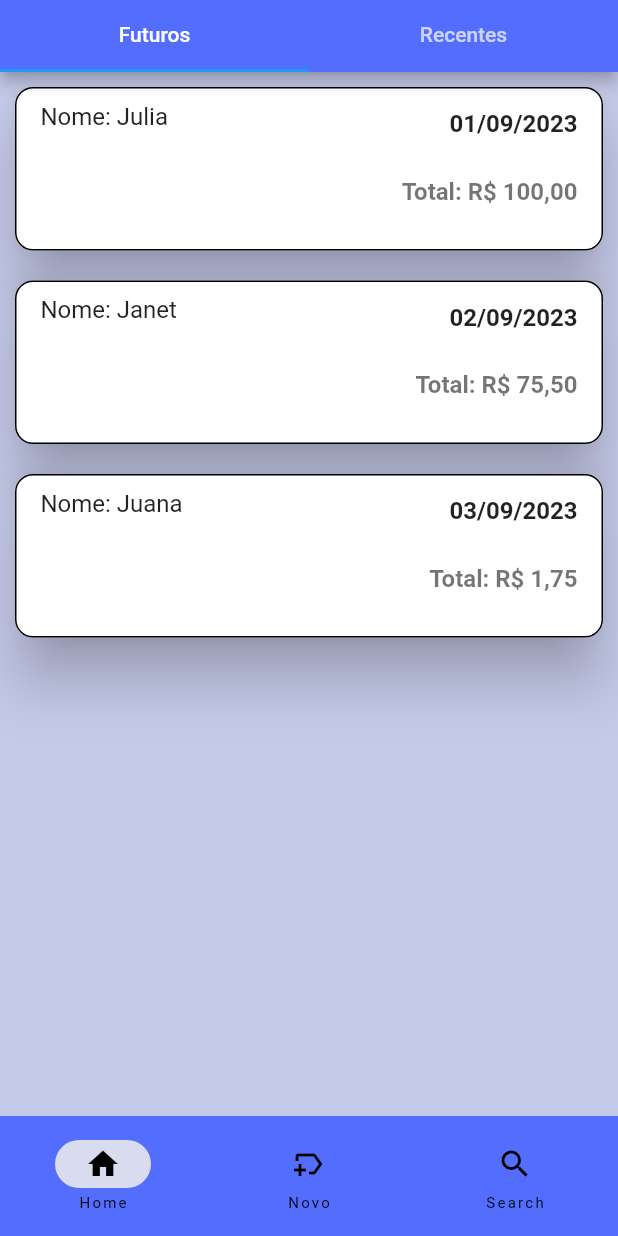
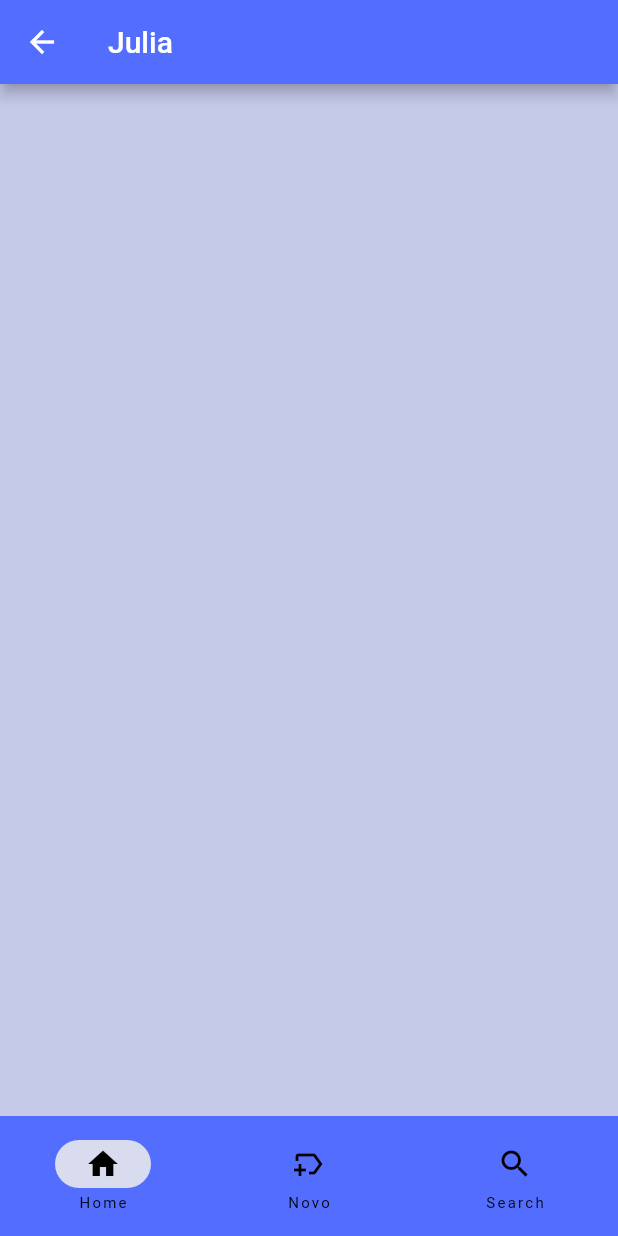
Before and after one commit to Fernanda-Oli/controle-prazo, a Flutter app: the screen it shows after launch, after a tap on an icon or button, on a phone screen of 412 x 824 dp. Run offline on Flutter 3.47's test engine with Material 2 defaults, Android fonts, the phone set to English and light mode, and no system bars.

Commit message:
init layout deadlineToReceive - add new screen details chat page

```diff
--- /dev/null
+++ b/lib/app/pages/account_details_chat_page.dart
@@ -0,0 +1,26 @@
+import 'package:flutter/material.dart';
+
+class AccountDetailChatPagState extends StatefulWidget {
+  final String? nameClient;
+  const AccountDetailChatPagState({super.key, required this.nameClient});
+
+  @override
+  State<AccountDetailChatPagState> createState() =>
+      _AccountDetailChatPagStateState();
+}
+
+class _AccountDetailChatPagStateState extends State<AccountDetailChatPagState> {
+  @override
+  Widget build(BuildContext context) {
+    return SafeArea(
+        child: Scaffold(
+      appBar: AppBar(
+        title: Text(widget.nameClient.toString()),
+          backgroundColor: Colors.indigoAccent,
+          actionsIconTheme: const IconThemeData.fallback()),
+      body: Container(
+        color: Colors.indigo[100],
+      ),
+    ));
+  }
+}
--- a/lib/app/pages/home_pages.dart
+++ b/lib/app/pages/home_pages.dart
@@ -43,7 +43,7 @@ class _HomePageState extends State<HomePage> {
             children: widget.labelTab.map((String label) {
               switch (label) {
                 case "Futuros":
-                  return Container(color: const Color.fromARGB(255, 0, 212, 11), child: DeadlineToReceived());
+                  return const DeadlineToReceived();
                 case "Recentes":
                   return Container(color: const Color.fromARGB(255, 0, 212, 11));
                   default: return Container(color: Colors.red);
--- a/lib/app/pages/tab_pages/deadline_to_receive.dart
+++ b/lib/app/pages/tab_pages/deadline_to_receive.dart
@@ -1,5 +1,6 @@
 import 'package:flutter/material.dart';
 
+import '../account_details_chat_page.dart';
 import '../model/item.dart';
 import '../widgets/text_label.dart';
 
@@ -39,14 +40,19 @@ class _DeadlineToReceivedState extends State<DeadlineToReceived> {
                     borderRadius: BorderRadius.circular(12),
                   ),
                   onTap: () {
-                    setState(() {});
+                    setState(() {
+                      Navigator.push(
+                        context,
+                        MaterialPageRoute(
+                            builder: (context) => AccountDetailChatPagState(nameClient: selectedList[index].nome)));
+                    });
                   },
                   title: Row(
-                    mainAxisAlignment: MainAxisAlignment.spaceBetween,
-                    children: [
-                    Text('Nome: ${selectedList[index].nome}'),
-                    TextLabel(texto: selectedList[index].data),
-                  ]),
+                      mainAxisAlignment: MainAxisAlignment.spaceBetween,
+                      children: [
+                        Text('Nome: ${selectedList[index].nome}'),
+                        TextLabel(texto: selectedList[index].data),
+                      ]),
                   subtitle: Column(
                     crossAxisAlignment: CrossAxisAlignment.stretch,
                     children: [
@@ -57,7 +63,8 @@ class _DeadlineToReceivedState extends State<DeadlineToReceived> {
                               crossAxisAlignment: CrossAxisAlignment.end,
                               children: [
                                 Padding(
-                                  padding: const EdgeInsets.symmetric(vertical: 16),
+                                  padding:
+                                      const EdgeInsets.symmetric(vertical: 16),
                                   child: TextLabel(
                                       texto:
                                           'Total: ${selectedList[index].total}'),
```
